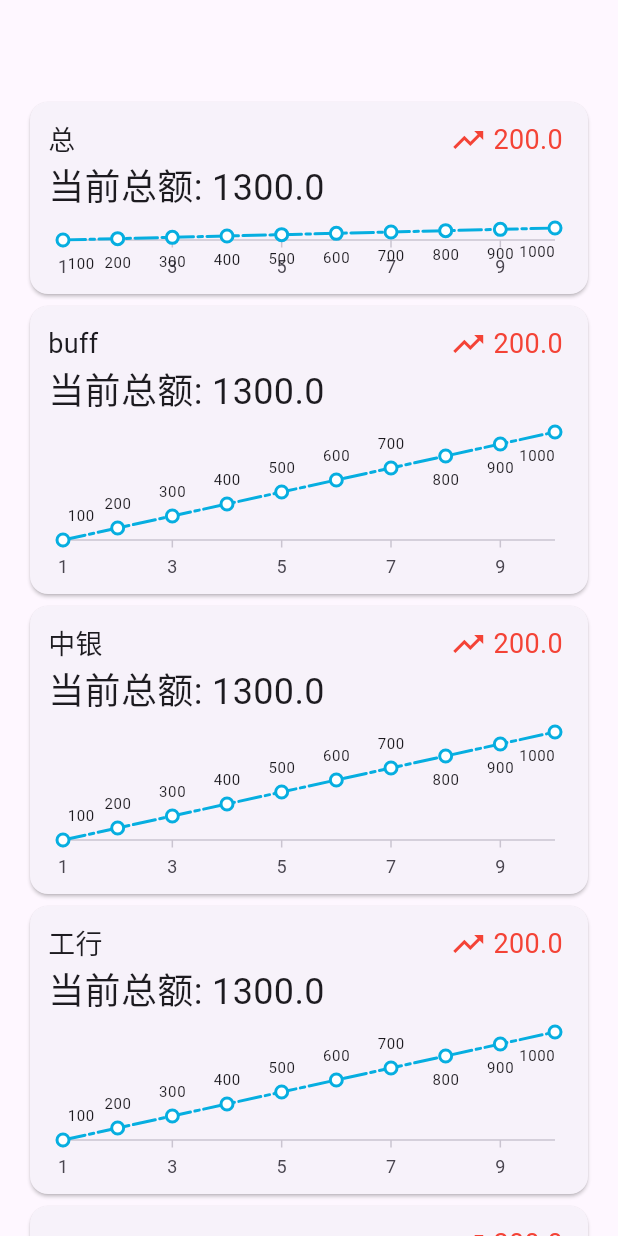
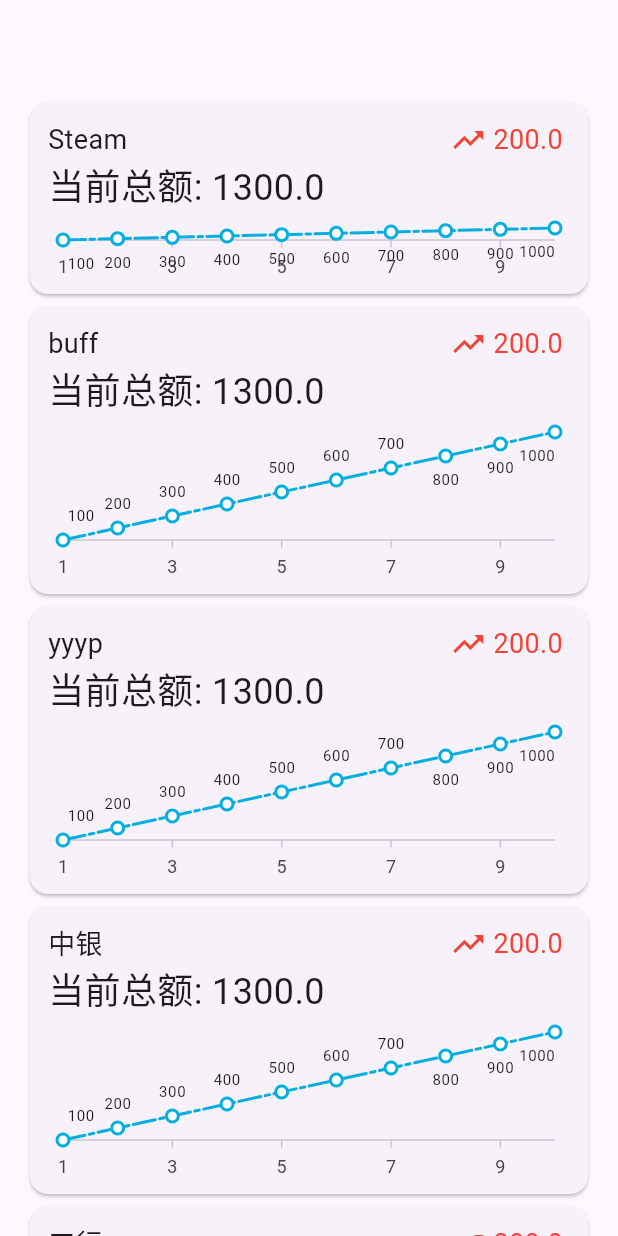
Before and after one commit to ZWN2001/multi_source_bill, a Flutter app: the screen it shows after launch, on a phone screen of 412 x 824 dp. Run offline on Flutter 3.47's test engine with Material 3 defaults, Android fonts, the phone set to English and light mode, and no system bars; drawn by our look-alikes of flutter_zoom_drawer; our stand-ins replace hive_flutter, syncfusion_flutter_charts; accounts and stored records are empty.

Commit message:
testData

```diff
--- a/lib/entity/data_overview.dart
+++ b/lib/entity/data_overview.dart
@@ -13,4 +13,22 @@ class DataOverview {
     required this.chartData,
   });
 
+  factory DataOverview.fromJson(Map<String, dynamic> json) {
+    return DataOverview(
+      source: json['source'],
+      amount: json['amount'],
+      amountLast: json['amountLast'],
+      chartData: (json['chartData'] as List).map((e) => LineChartData.fromJson(e)).toList(),
+    );
+  }
+
+  Map<String, dynamic> toJson() {
+    return {
+      'source': source,
+      'amount': amount,
+      'amountLast': amountLast,
+      'chartData': chartData.map((e) => e.toJson()).toList(),
+    };
+  }
+
 }
--- a/lib/entity/line_chart_data.dart
+++ b/lib/entity/line_chart_data.dart
@@ -3,4 +3,18 @@ class LineChartData {
 
   final String date;
   final double amount;
+
+  factory LineChartData.fromJson(Map<String, dynamic> json) {
+    return LineChartData(
+      json['date'],
+      json['amount'],
+    );
+  }
+
+  Map<String, dynamic> toJson() {
+    return {
+      'date': date,
+      'amount': amount,
+    };
+  }
 }
--- a/lib/main.dart
+++ b/lib/main.dart
@@ -2,9 +2,13 @@ import 'package:flutter/material.dart';
 import 'package:flutter_zoom_drawer/flutter_zoom_drawer.dart';
 import 'package:multi_source_bill/page/home_page.dart';
 import 'package:multi_source_bill/page/menu_page.dart';
+import 'package:multi_source_bill/utils/store.dart';
 
 
-void main() {
+Future<void> main() async {
+  WidgetsFlutterBinding.ensureInitialized();
+  await Store.initialize();
+  Store.initData();
   runApp(const MyApp());
 }
 
--- a/lib/page/home_page.dart
+++ b/lib/page/home_page.dart
@@ -2,8 +2,11 @@ import 'package:flutter/material.dart';
 import 'package:flutter_zoom_drawer/flutter_zoom_drawer.dart';
 import 'package:multi_source_bill/utils/keep_alive.dart';
 
-import '../cards/data_overview_card.dart';
+
+import '../api/api.dart';
+import '../entity/data_overview.dart';
 import '../test_cases.dart';
+import '../widget/cards/data_overview_card.dart';
 
 
 
@@ -21,11 +24,12 @@ class HomePage extends StatefulWidget {
 
 class HomePageState extends State<HomePage> {
   late ZoomDrawerController zoomDrawerController;
+  List<DataOverview> dataOverviews = [];
   @override
   void initState() {
     super.initState();
     zoomDrawerController = widget.controller;
-
+    dataOverviews.addAll(DataApi.getDataOverviews());
   }
   @override
   Widget build(BuildContext context) {
@@ -41,7 +45,7 @@ class HomePageState extends State<HomePage> {
               flexibleSpace: FlexibleSpaceBar(
                   background: Container(
                     margin: const EdgeInsets.fromLTRB(16, 64, 16, 0),
-                    child: DataOverviewCard(dataOverview: TestCases.dataOverview),
+                    child: DataOverviewCard(dataOverview: dataOverviews[0]),
                   )
               ),
             )
@@ -54,10 +58,10 @@ class HomePageState extends State<HomePage> {
           itemBuilder: (BuildContext context, int index) {
             return KeepAliveWrapper(child: SizedBox(
               height: 200,
-              child: DataOverviewCard(dataOverview: TestCases.dataOverviews[index]),
+              child: DataOverviewCard(dataOverview: dataOverviews[index+1]),
             ));
           },
-          itemCount: TestCases.dataOverviews.length,
+          itemCount: dataOverviews.length - 1,
         ),
       ),
 
--- a/lib/test_cases.dart
+++ b/lib/test_cases.dart
@@ -2,7 +2,6 @@ import 'entity/data_overview.dart';
 import 'entity/line_chart_data.dart';
 
 class TestCases{
-  static DataOverview dataOverview = DataOverview(amount: 1300.0, amountLast: 1100,chartData: chartData, source: '总');
 
   static List<LineChartData> chartData = [
     LineChartData(
@@ -48,6 +47,7 @@ class TestCases{
   ];
 
   static List<DataOverview> dataOverviews = [
+    DataOverview(amount: 1300.0, amountLast: 1100,chartData: chartData, source: '总'),
     DataOverview(amount: 1300.0, amountLast: 1100,chartData: chartData, source: 'buff'),
     DataOverview(amount: 1300.0, amountLast: 1100,chartData: chartData, source: '中银'),
     DataOverview(amount: 1300.0, amountLast: 1100,chartData: chartData, source: '工行'),
--- /dev/null
+++ b/lib/utils/store.dart
@@ -0,0 +1,103 @@
+import 'dart:async';
+
+import 'package:hive_flutter/adapters.dart';
+import 'package:multi_source_bill/test_cases.dart';
+
+import '../entity/data_overview.dart';
+
+/// Non-SQL K-V Storage
+class Store {
+  static late Box _dataOverviewBox;
+
+  static bool _initialized = false;
+
+  ///工具箱的持久化存储,key以 模块:key名称:类型 规范放入(类型仅作辅助判断)
+  static Box get dataOverviewBox => _dataOverviewBox;
+
+  static Future<void> initialize() async {
+    if (_initialized) {
+      return;
+    }
+    String? subDir;
+    await Hive.initFlutter(subDir);
+    _dataOverviewBox = await Hive.openBox('tool');
+    _initialized = true;
+  }
+
+  static void initData(){
+    for (var element in TestCases.dataOverviews) {
+      _dataOverviewBox.put(element.source, element.toJson());
+    }
+  }
+
+  // static bool containsKey(String key) {
+  //   return _infoBox.containsKey(key);
+  // }
+  //
+  // static String getString(String key, {String def = ""}) {
+  //   return get<String>(key) ?? def;
+  // }
+  //
+  // static int getInt(String key, {int def = 0}) {
+  //   return get<int>(key) ?? def;
+  // }
+  //
+  // static double getDouble(String key, {double def = 0.0}) {
+  //   return get<double>(key) ?? def;
+  // }
+  //
+  // static bool getBool(String key, {bool def = false}) {
+  //   return get<bool>(key) ?? def;
+  // }
+  //
+  // static List<T> getList<T>(String key, {List<T> def = const []}) {
+  //   Iterable? l = get(key);
+  //   if (l == null || l.isEmpty) {
+  //     return def;
+  //   } else {
+  //     return l.cast<T>().toList();
+  //   }
+  // }
+
+  // static Map<K, V> getMap<K, V>(String key, {Map<K, V> def = const {}}) {
+  //   Map<String, dynamic>? map = get<Map<String, dynamic>>(key);
+  //   if (map == null || map.isEmpty) {
+  //     return def;
+  //   } else {
+  //     return map.cast<K, V>();
+  //   }
+  // }
+  //
+  // ///能够被get的类除基本数据类型、String、List, Map, DateTime, Uint8List外
+  // ///必须实现hive适配器[https://docs.hivedb.dev/#/custom-objects/type_adapters]
+  // static T? get<T>(String key, {T? defaultValue}) {
+  //   return _infoBox.get(key, defaultValue: defaultValue);
+  // }
+  //
+  // ///能够被set的类除基本数据类型、String、List, Map, DateTime, Uint8List外
+  // ///必须实现hive适配器[https://docs.hivedb.dev/#/custom-objects/type_adapters]
+  // static Future<void> set(String key, Object? value) {
+  //   return _infoBox.put(key, value);
+  // }
+  //
+  // static Future<void> putAll(Map<String, Object> entries) {
+  //   return _infoBox.putAll(entries);
+  // }
+  //
+  // static Future<void> remove(String key) {
+  //   return _infoBox.delete(key);
+  // }
+  //
+  // static Future<int> removeAll() {
+  //   return _infoBox.clear();
+  // }
+  //
+  // static Future<int> clearCache() async {
+  //   int count = 0;
+  //   count += await _infoBox.clear();
+  //   return count;
+  // }
+
+
+
+}
--- a/lib/cards/data_overview_card.dart
+++ b/lib/widget/cards/data_overview_card.dart
@@ -1,8 +1,9 @@
 import 'package:flutter/material.dart';
 
+import '../../entity/data_overview.dart';
+import '../../test_cases.dart';
 import '../chart/line_chart.dart';
-import '../entity/data_overview.dart';
-import '../test_cases.dart';
+
 
 class DataOverviewCard extends StatelessWidget {
   final DataOverview dataOverview;
--- a/lib/chart/line_chart.dart
+++ b/lib/widget/chart/line_chart.dart
@@ -1,7 +1,7 @@
 import 'package:flutter/material.dart';
 import 'package:syncfusion_flutter_charts/charts.dart';
 
-import '../entity/line_chart_data.dart';
+import '../../entity/line_chart_data.dart';
 
 class LineChart extends StatelessWidget {
   final List<LineChartData> chartData;
--- a/pubspec.yaml
+++ b/pubspec.yaml
@@ -37,6 +37,7 @@ dependencies:
   cupertino_icons: ^1.0.8
   flutter_zoom_drawer: ^3.2.0
   syncfusion_flutter_charts: ^27.1.58
+  hive_flutter: ^1.1.0
 
 dev_dependencies:
   flutter_test:
```
Also changed, not shown: lib/api/api.dart (added, +41 -0 lines), pubspec.lock.
